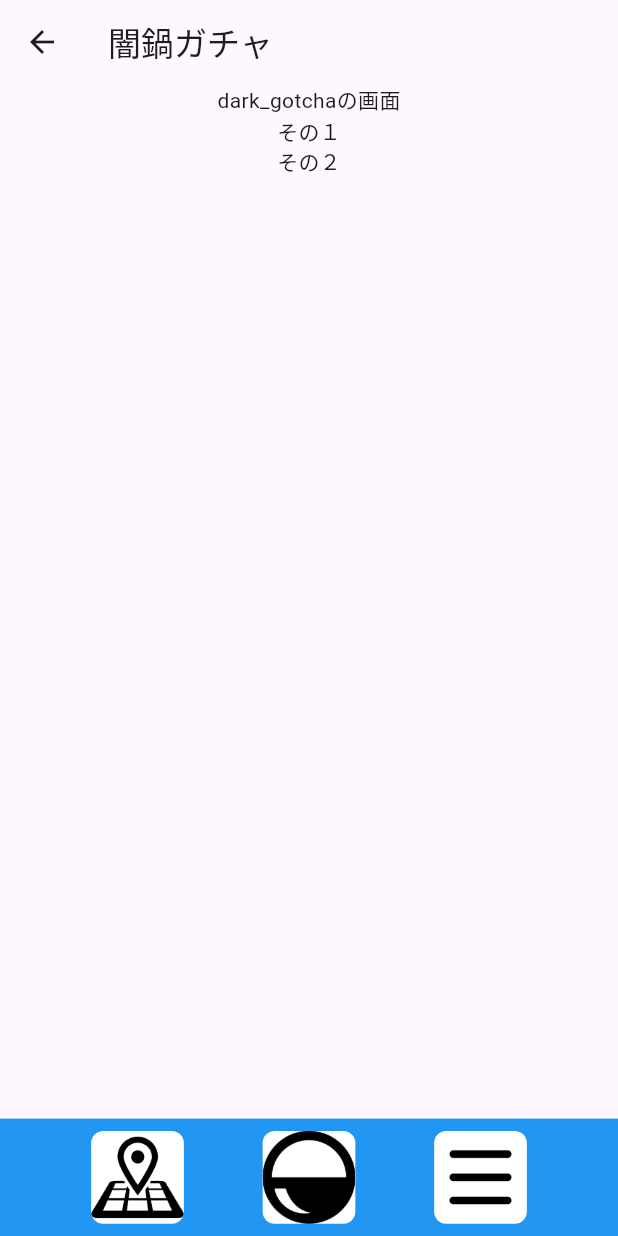
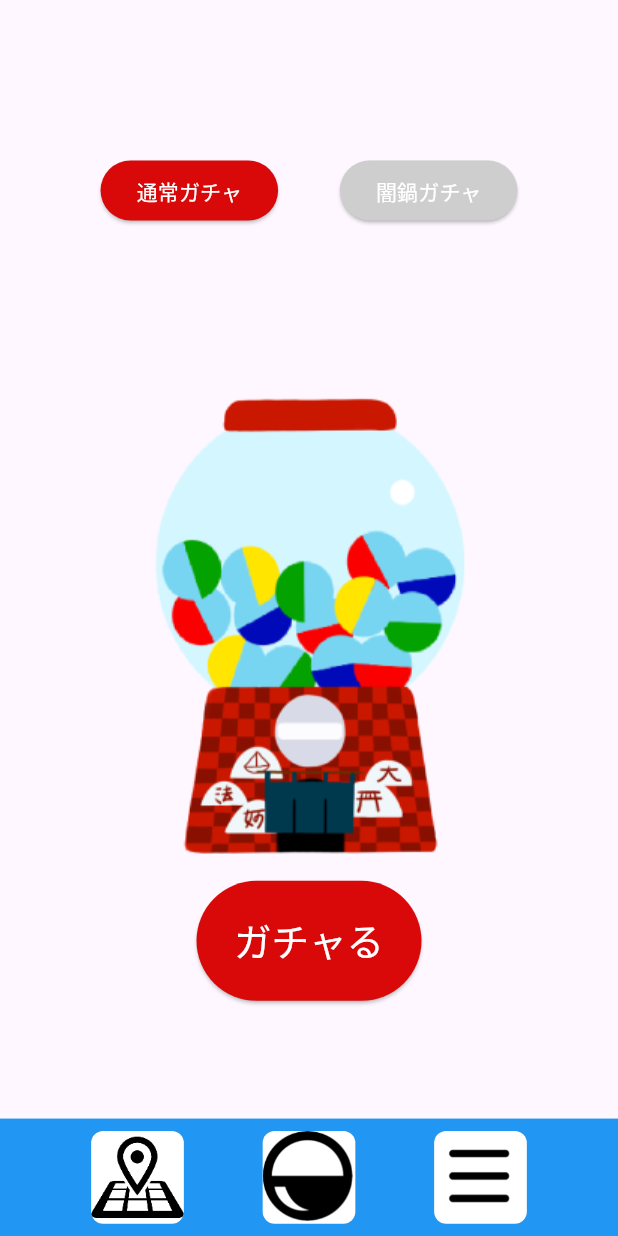
Before and after one commit to simeiro/amanojaku, a Flutter app: the DarkGotchaPage screen opened by its route, on a phone screen of 412 x 824 dp. Run offline on Flutter 3.47's test engine with Material 2 defaults, Android fonts, the phone set to English and light mode, and no system bars.

Commit message:
add: 通常ガチャ画面の作成
-imagesフォルダにある画像を全て使えるようにした
-「ガチャのアイコン」を選択したら、ガチャの画面に遷移するようにした

```diff
--- a/lib/dark_gotcha_page.dart
+++ b/lib/dark_gotcha_page.dart
@@ -6,20 +6,89 @@ class DarkGotchaPage extends StatelessWidget {
   @override
   Widget build(BuildContext context) {
     final Size size = MediaQuery.of(context).size;
-    // TODO: implement build
     return Scaffold(
-      appBar: AppBar(
-        title: const Text("闇鍋ガチャ"),
-      ),
       body: Column(
           children: [
-            const Text('dark_gotchaの画面'),
-            const Text('その１'),
-            const Text('その２'),
+            //const Text('マップの画面'),
+            Column( // 縦
+          mainAxisAlignment: MainAxisAlignment.start,
+          children: <Widget>[
+            Row( // 横
+              mainAxisAlignment: MainAxisAlignment.center,
+              children: [
+                Padding(
+                  padding: EdgeInsets.only(top: size.height * 0.125, right: size.width * 0.1),
+                  child: ElevatedButton( // 「通常ガチャ」ボタン
+                    style: ElevatedButton.styleFrom(
+                      backgroundColor: const Color(0xFFD90909),
+                    ),
+                    child: const Text(
+                      '通常ガチャ',
+                      style: TextStyle(
+                      color: Colors.white, // テキストの色を白に設定
+                      ),
+                    ),
+
+                    onPressed: (){
+                    // ここにボタンを押した時に呼ばれるコードを書く
+                    },
+                  ),
+                ),
+                Padding(
+                  padding: EdgeInsets.only(top: size.height * 0.125),
+                  child: ElevatedButton( // 「闇鍋ガチャ」ボタン
+                  style: ElevatedButton.styleFrom(
+                      backgroundColor: const Color(0xFFCECECE),
+                    ),
+                    child: const Text(
+                      '闇鍋ガチャ',
+                      style: TextStyle(
+                        color: Colors.white,
+                      ),
+                      ),
+                    onPressed: (){
+                    // ここにボタンを押した時に呼ばれるコードを書く
+                    },
+                  ),
+                )
+              ]
+            ),
+
+            Padding(
+              padding: EdgeInsets.only(top: size.height * 0.125), // 余白
+              child: Image.asset('images/normal_gacha.png'),
+            ),
+
+            Padding( // 「ガチャる」ボタン
+                  padding: EdgeInsets.only(top: size.height * 0.01), // 余白
+                  child: SizedBox( // 「ガチャる」ボタンのサイズ
+                  width: 150, // 横幅
+                  height: 80, // 縦幅
+                  child: ElevatedButton( // 「通常ガチャ」ボタン
+                    style: ElevatedButton.styleFrom( // 色をつける
+                      backgroundColor: const Color(0xFFD90909),
+                    ),
+                    child: const Text( // テキスト
+                      'ガチャる', // テキスト「ガチャる」
+                      style: TextStyle( // テキストの色
+                      color: Colors.white, // テキストの色（白）
+                      fontSize: 25 // フォントサイズ：25
+                      ),
+                    ),
+
+                    onPressed: (){
+                    // ここにボタンを押した時に呼ばれるコードを書く
+                    },
+                  ),
+                )
+              ),
+
+          ],
+        ),
             Expanded(
               child: Container(), // 空のコンテナでスペースを占有
             ),
-            Container(
+            Container( // マップのアイコン
               width: double.infinity,
               padding: EdgeInsets.all(size.height * 0.01),
               color: Colors.blue,
@@ -48,7 +117,7 @@ class DarkGotchaPage extends StatelessWidget {
                     ),
                   ),
 
-                  Container(
+                  Container( // ガチャのアイコン
                     width: size.width * 0.15,
                     height: size.width * 0.15,
                     decoration: BoxDecoration(
@@ -70,7 +139,7 @@ class DarkGotchaPage extends StatelessWidget {
                     ),
                   ),
 
-                  Container(
+                  Container(// 設定画面のアイコン
                     width: size.width * 0.15,
                     height: size.width * 0.15,
                     decoration: BoxDecoration(
--- a/pubspec.yaml
+++ b/pubspec.yaml
@@ -64,9 +64,7 @@ flutter:
   #   - images/a_dot_ham.jpeg
 
   assets:
-    - images/bars.png
-    - images/capsule.png
-    - images/map.png
+    - images/
   # An image asset can refer to one or more resolution-specific "variants", see
   # https://flutter.dev/assets-and-images/#resolution-aware
 
```
Also changed, not shown: lib/main.dart (+81 -6 lines), images/bars.png, images/capsule.png, images/map.png, images/normal_gacha.png (added), pubspec.lock.
